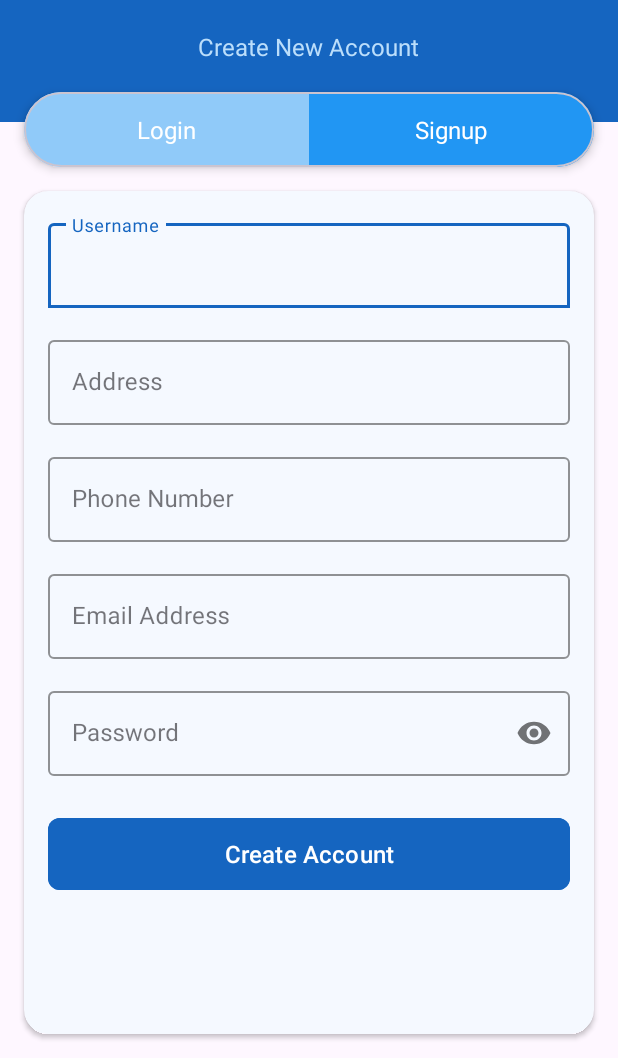
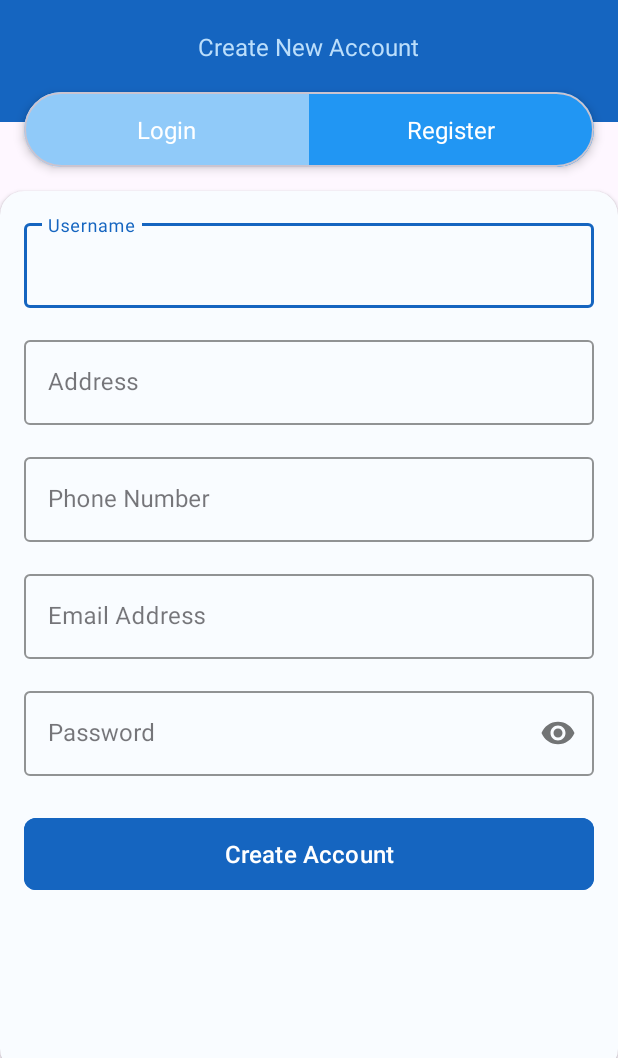
Before and after one commit to Sushant696/RojgarHub-app, an Android app: the Register screen opened directly, with no data from a screen before it, on a phone screen of 412 x 824 dp, the part 178-1236 px from its top. Run offline under Robolectric (Android 15) with nearby library versions, the phone set to English and light mode, and no system bars; our stand-ins replace Firebase (no records; nobody signed in at launch, a user with empty details on screens opened directly).

Commit message:
Feat: register and loggin

```diff
--- a/app/src/main/java/com/example/rojgarhub/ui/activity/LoginActivity.kt
+++ b/app/src/main/java/com/example/rojgarhub/ui/activity/LoginActivity.kt
@@ -17,9 +17,12 @@ class LoginActivity : AppCompatActivity() {
     lateinit var binding: ActivityLoginBinding
     lateinit var userViewModel: UserViewModel
     lateinit var loadingUtils: LoadingUtils
+
+
     override fun onCreate(savedInstanceState: Bundle?) {
         super.onCreate(savedInstanceState)
         enableEdgeToEdge()
+
         binding = ActivityLoginBinding.inflate(layoutInflater)
         setContentView(binding.root)
 
--- a/app/src/main/java/com/example/rojgarhub/ui/activity/Register.kt
+++ b/app/src/main/java/com/example/rojgarhub/ui/activity/Register.kt
@@ -1,5 +1,6 @@
 package com.example.rojgarhub.ui.activity
 
+import android.content.Intent
 import android.os.Bundle
 import android.widget.Toast
 import androidx.activity.enableEdgeToEdge
@@ -15,9 +16,7 @@ import com.example.rojgarhub.viewModel.UserViewModel
 
 class Register : AppCompatActivity() {
     lateinit var binding: ActivityRegisterBinding
-
     lateinit var userViewModel: UserViewModel
-
     lateinit var loadingUtils: LoadingUtils
 
     override fun onCreate(savedInstanceState: Bundle?) {
@@ -27,15 +26,13 @@ class Register : AppCompatActivity() {
         binding = ActivityRegisterBinding.inflate(layoutInflater)
         setContentView(binding.root)
 
-
-
         val userRepository = UserRepositoryImpl()
 
         userViewModel = UserViewModel(userRepository)
 
         loadingUtils = LoadingUtils(this)
 
-        binding.signUp.setOnClickListener {
+        binding.createAcc.setOnClickListener {
             loadingUtils.show()
             var email: String = binding.registerEmail.text.toString()
             var password: String = binding.registerPassword.text.toString()
@@ -52,6 +49,10 @@ class Register : AppCompatActivity() {
                         email, fName, address, contact
                     )
                     addUser(userModel)
+                    Toast.makeText(this@Register,message, Toast.LENGTH_LONG).show()
+                    loadingUtils.dismiss()
+                    var intent = Intent(this@Register,LoginActivity::class.java)
+                    startActivity(intent)
                 }else{
                     loadingUtils.dismiss()
                     Toast.makeText(this@Register,
@@ -59,6 +60,13 @@ class Register : AppCompatActivity() {
                 }
 
            }
+        }
+
+
+        binding.login.setOnClickListener {
+            val intent = Intent(this@Register,
+                LoginActivity::class.java)
+            startActivity(intent)
         }
 
         ViewCompat.setOnApplyWindowInsetsListener(findViewById(R.id.main)) { v, insets ->
--- a/app/src/main/res/layout/activity_register.xml
+++ b/app/src/main/res/layout/activity_register.xml
@@ -48,7 +48,7 @@
             android:orientation="horizontal">
 
             <TextView
-                android:id="@+id/loginTab"
+                android:id="@+id/login"
                 android:layout_width="0dp"
                 android:layout_height="match_parent"
                 android:layout_weight="1"
@@ -59,13 +59,13 @@
                 android:textSize="16sp" />
 
             <TextView
-                android:id="@+id/signupTab"
+                android:id="@+id/register"
                 android:layout_width="0dp"
                 android:layout_height="match_parent"
                 android:layout_weight="1"
                 android:background="#2196F3"
                 android:gravity="center"
-                android:text="Signup"
+                android:text="Register"
                 android:textColor="#FFFFFF"
                 android:textSize="16sp" />
         </LinearLayout>
@@ -75,11 +75,12 @@
     <androidx.cardview.widget.CardView
         android:layout_width="match_parent"
         android:layout_height="0dp"
-        android:layout_margin="16dp"
+        android:layout_marginTop="16dp"
+        android:layout_marginBottom="-10dp"
         android:layout_weight="1"
         app:boxCornerRadiusTopEnd="12dp"
         app:boxCornerRadiusTopStart="12dp"
-        app:cardBackgroundColor="#F5F9FF"
+        app:cardBackgroundColor="#f9fcff"
         app:cardCornerRadius="16dp">
 
         <!--        android:background="@drawable/card_background_top_rounded"-->
@@ -94,9 +95,6 @@
                 android:layout_width="match_parent"
                 android:layout_height="wrap_content"
                 android:layout_marginBottom="16dp"
-                app:boxCornerRadiusBottomEnd="1sp"
-                app:boxCornerRadiusBottomStart="1sp"
-
                 app:boxStrokeColor="#1565C0"
                 app:hintTextColor="#1565C0">
 
@@ -175,7 +173,7 @@
             </com.google.android.material.textfield.TextInputLayout>
 
             <com.google.android.material.button.MaterialButton
-                android:id="@+id/signUp"
+                android:id="@+id/createAcc"
                 android:layout_width="match_parent"
                 android:layout_height="56dp"
                 android:layout_marginBottom="16dp"
```
Also changed, not shown: app/build.gradle.kts (+10 -6 lines), app/src/main/res/layout/activity_login.xml (+7 -4 lines), 1 other file.
